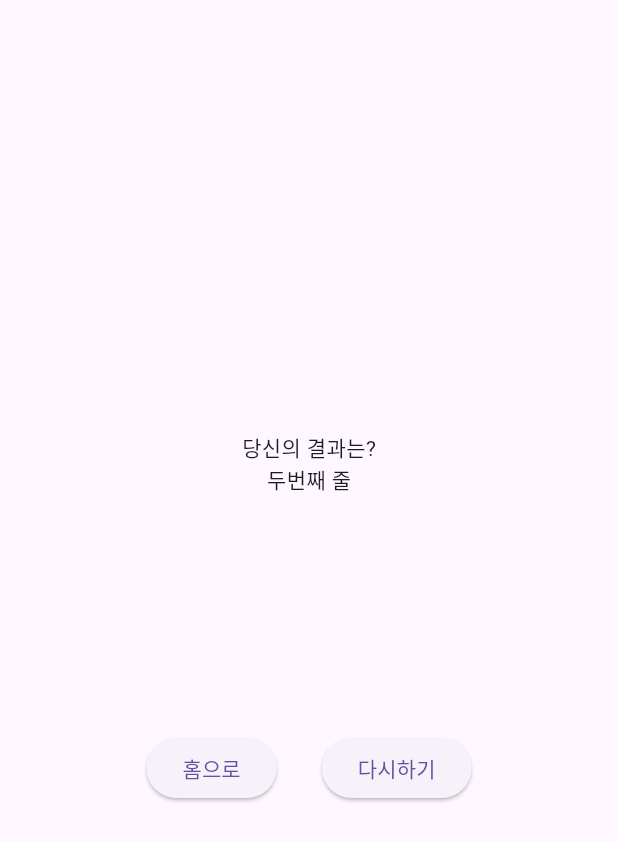
After one commit to parkk-min/ORB_PROJECT, a Flutter app: the Result screen opened by its route, on a phone screen of 412 x 824 dp. The commit adds this screen. Shown: the top 841 px of the screen. Run offline on Flutter 3.47's test engine with Material 3 defaults, Android fonts, the phone set to English and light mode, and no system bars; our stand-ins replace fluttertoast.

Commit message:
변경사항 result

```diff
--- a/lib/login.dart
+++ b/lib/login.dart
@@ -47,7 +47,7 @@ class _LoginState extends State<Login> {
         provider.accessToken= token!;
         this.currentUser = UserInfo.fromJson(decoded);
         provider.user=currentUser!;//로그인시 해결
-        provider.fakeUser=username!;
+        provider.fakeUser=decoded['username']!;
         provider.loginFlagTrue();
 
         return true;
--- /dev/null
+++ b/lib/result.dart
@@ -0,0 +1,50 @@
+import 'package:flutter/material.dart';
+
+class Result extends StatelessWidget {
+  const Result({super.key});
+
+  @override
+  Widget build(BuildContext context) {
+    return Scaffold(
+      body: Container(
+        child: Column(
+          mainAxisAlignment: MainAxisAlignment.center,
+          children: [
+            Container(
+              width: 200,
+              height: 200,
+              child: Column(
+                mainAxisAlignment: MainAxisAlignment.start,
+                children: [
+                  Text("당신의 결과는?"),
+                  Text("두번째 줄")
+                ],
+              ),
+            ),
+            Row(
+              mainAxisAlignment: MainAxisAlignment.center,
+              children: [
+                Container(
+                  child: ElevatedButton(
+                      onPressed:(){
+
+                      },
+                      child: Text("홈으로"))
+                ),
+                SizedBox(width: 30,),
+                Container(
+                    child: ElevatedButton(
+                        onPressed:(){
+
+                        },
+                        child: Text("다시하기"))
+                ),
+              ],
+            )
+
+          ],
+        ),
+      ),
+    );
+  }
+}
```
Also changed, not shown: lib/main.dart (+9 -0 lines), lib/result-lose.dart (deleted, +0 -10 lines).
